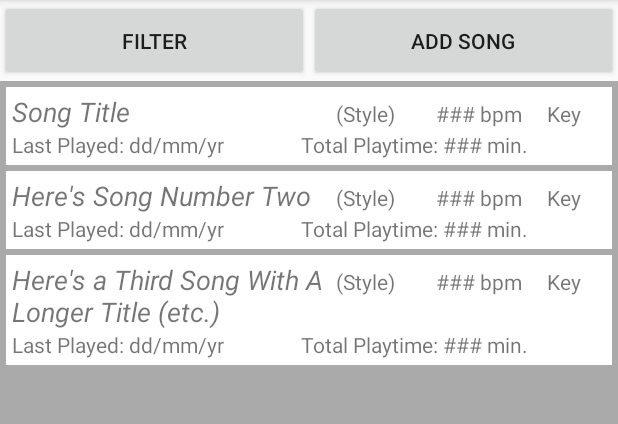
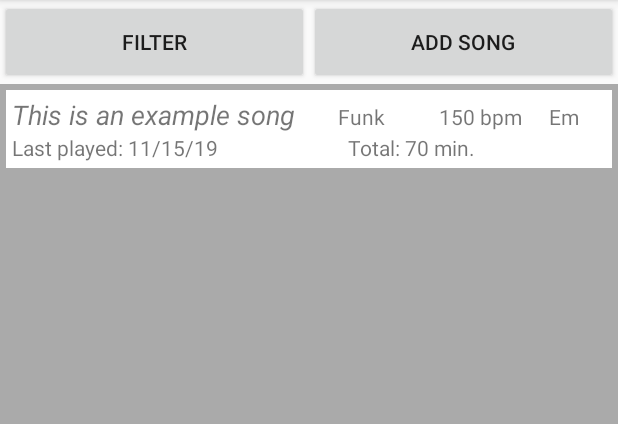
Before and after one commit to calewolf/Repertoire_App, an Android app: the screen it shows after launch (MainActivity), on a phone screen of 412 x 824 dp, the part 84-508 px from its top. Run offline under Robolectric (Android 15) with nearby library versions, the phone set to English and light mode, and no system bars.

Commit message:
Finished basic UI setup and more

```diff
--- a/app/src/main/java/com/example/repertoireapp/LayoutAdapter.java
+++ b/app/src/main/java/com/example/repertoireapp/LayoutAdapter.java
@@ -21,10 +21,20 @@ public class LayoutAdapter extends RecyclerView.Adapter<LayoutAdapter.SongViewHo
 
 
     public static class SongViewHolder extends RecyclerView.ViewHolder {
-        public TextView tempText;
+        public TextView titleText;
+        public TextView styleText;
+        public TextView tempoText;
+        public TextView keyText;
+        public TextView lastPlayedText;
+        public TextView totalPlaytimeText;
         public SongViewHolder(@NonNull View itemView) {
             super(itemView);
-            tempText = itemView.findViewById(R.id.titleText);
+            titleText = itemView.findViewById(R.id.titleText);
+            styleText = itemView.findViewById(R.id.menuStyleText);
+            tempoText = itemView.findViewById(R.id.menuTempoText);
+            keyText = itemView.findViewById(R.id.menuKeyText);
+            lastPlayedText = itemView.findViewById(R.id.menuLastPlayedText);
+            totalPlaytimeText = itemView.findViewById(R.id.totalPlaytimeText);
         }
     }
 
@@ -43,7 +53,12 @@ public class LayoutAdapter extends RecyclerView.Adapter<LayoutAdapter.SongViewHo
     @Override
     public void onBindViewHolder(@NonNull SongViewHolder holder, int position) {
         Song currentItem = mySongList.get(position);
-        holder.tempText.setText(currentItem.getTempText());
+        holder.titleText.setText(currentItem.getTitle());
+        holder.styleText.setText(currentItem.getStyle());
+        holder.tempoText.setText(currentItem.getTempo());
+        holder.keyText.setText(currentItem.getKey());
+        holder.lastPlayedText.setText(currentItem.getLastPlayedDate());
+        holder.totalPlaytimeText.setText(currentItem.getTotalPlayMinutes());
     }
 
     @Override
--- a/app/src/main/java/com/example/repertoireapp/MainActivity.java
+++ b/app/src/main/java/com/example/repertoireapp/MainActivity.java
@@ -10,12 +10,14 @@ import android.view.View;
 import android.widget.Button;
 import android.widget.LinearLayout;
 
+import java.lang.reflect.Array;
 import java.util.ArrayList;
 
 public class MainActivity extends AppCompatActivity {
     private RecyclerView mRecyclerView;
     private RecyclerView.Adapter mAdapter;
     private RecyclerView.LayoutManager mLayoutManager;
+    private ArrayList<Song> songList;
 
     @Override
     protected void onCreate(Bundle savedInstanceState) {
@@ -24,19 +26,12 @@ public class MainActivity extends AppCompatActivity {
 
         // TODO: The Song objects are kept in an ArrayList. Here they are preset.
         // TODO: Find a way to add and remove songs using the buttons in the app.
-        ArrayList<Song> songList = new ArrayList<>();
-        songList.add(new Song("Song Title"));
-        songList.add(new Song("Here's Song Number Two"));
-        songList.add(new Song("Here's a Third Song With A Longer Title (etc.)"));
+        createSongList();
+        buildRecyclerView();
 
-        mRecyclerView = findViewById(R.id.recyclerView); // Stores reference to the RecyclerView
-        mRecyclerView.setHasFixedSize(true); // Makes sure it has a fixed size
-        mLayoutManager = new LinearLayoutManager(this);
 
-        // Sets up the RecyclerView adapter. This connects the song list to the layout itself.
-        mAdapter = new LayoutAdapter(songList);
-        mRecyclerView.setLayoutManager(mLayoutManager);
-        mRecyclerView.setAdapter(mAdapter);
+
+
 
         // This sets up a listener for the add song button.
         Button addSongButton = findViewById(R.id.addSongButton);
@@ -66,7 +61,27 @@ public class MainActivity extends AppCompatActivity {
     }
     public void addSongButtonClicked() {
         Intent intent = new Intent(this, AddSongActivity.class);
+        intent.putExtra("Song List", songList);
+        intent.putExtra("Adapter", mAdapter);
         startActivity(intent);
+    }
+    public void createSongList() {
+        songList = new ArrayList<>();
+        songList.add(new Song("This is an example song", "Funk", "150 bpm", "Em", "Last played: 11/15/19", "Total: 70 min."));
+    }
+    public void buildRecyclerView() {
+        mRecyclerView = findViewById(R.id.recyclerView); // Stores reference to the RecyclerView
+        mRecyclerView.setHasFixedSize(true); // Makes sure it has a fixed size
+        mLayoutManager = new LinearLayoutManager(this);
+
+        // Sets up the RecyclerView adapter. This connects the song list to the layout itself.
+        mAdapter = new LayoutAdapter(songList);
+        mRecyclerView.setLayoutManager(mLayoutManager);
+        mRecyclerView.setAdapter(mAdapter);
+    }
+    public void insertSong(Song toAdd) {
+        songList.add(toAdd);
+        mAdapter.notifyDataSetChanged();
     }
 }
 
--- a/app/src/main/java/com/example/repertoireapp/Song.java
+++ b/app/src/main/java/com/example/repertoireapp/Song.java
@@ -8,21 +8,32 @@ public class Song { // TODO: Finish the Song class constructor and (maybe) gette
 
     private String style;
 
-    private int tempo;
+    private String tempo;
 
     private String key;
 
     private String lastPlayedDate;
 
-    private int totalPlayMinutes;
+    private String totalPlayMinutes;
 
     private String tempText;
 
-    public Song(String a) {
-        tempText = a;
+    public Song(String a, String b, String c, String d, String e, String f) {
+        title = a;
+        style = b;
+        tempo = c;
+        key = d;
+        lastPlayedDate = e;
+        totalPlayMinutes = f;
+
     }
 
-    public String getTempText() {
-        return tempText;
+    public String getTitle() {
+        return title;
     }
+    public String getStyle() { return style; }
+    public String getTempo() { return tempo; }
+    public String getKey() { return key; }
+    public String getLastPlayedDate() { return lastPlayedDate; }
+    public String getTotalPlayMinutes() { return totalPlayMinutes; }
 }
```
Also changed, not shown: app/src/main/java/com/example/repertoireapp/AddSongActivity.java (+32 -1 lines), app/src/main/res/layout/activity_add_song.xml (+17 -18 lines).
